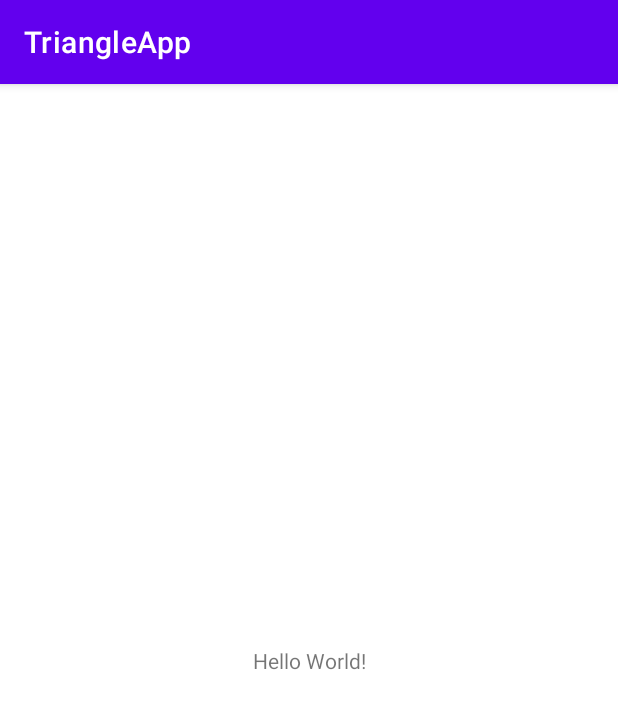
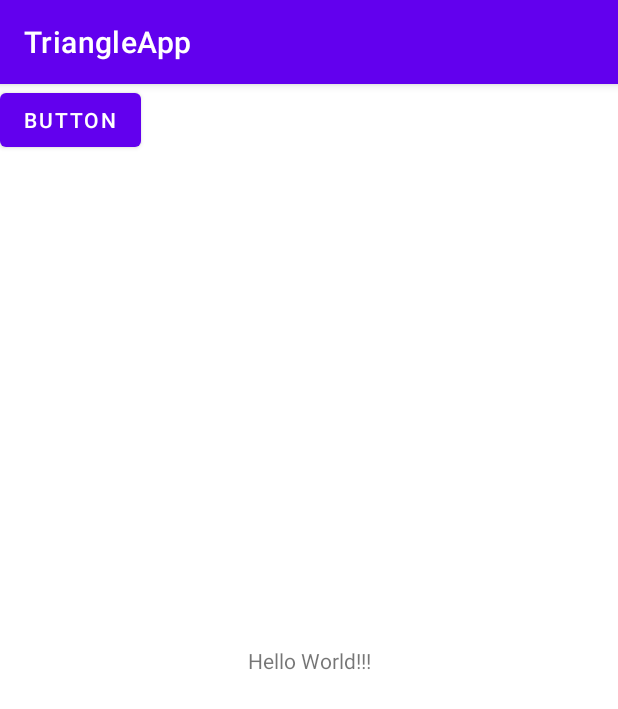
Before and after one commit to gvasquez11/TriangleApp, an Android app: the screen it shows after launch (MainActivity), on a phone screen of 412 x 824 dp. Shown: the top 709 px of the screen. Run offline under Robolectric (Android 15) with nearby library versions, the phone set to English and light mode, and no system bars.

Commit message:
First Commit Second Commit

```diff
--- a/app/src/main/res/layout/activity_main.xml
+++ b/app/src/main/res/layout/activity_main.xml
@@ -9,10 +9,18 @@
     <TextView
         android:layout_width="wrap_content"
         android:layout_height="wrap_content"
-        android:text="Hello World!"
+        android:text="Hello World!!!"
         app:layout_constraintBottom_toBottomOf="parent"
         app:layout_constraintLeft_toLeftOf="parent"
         app:layout_constraintRight_toRightOf="parent"
         app:layout_constraintTop_toTopOf="parent" />
 
+    <Button
+        android:id="@+id/button"
+        android:layout_width="wrap_content"
+        android:layout_height="wrap_content"
+        android:text="Button"
+        tools:layout_editor_absoluteX="173dp"
+        tools:layout_editor_absoluteY="473dp" />
+
 </androidx.constraintlayout.widget.ConstraintLayout>
```
